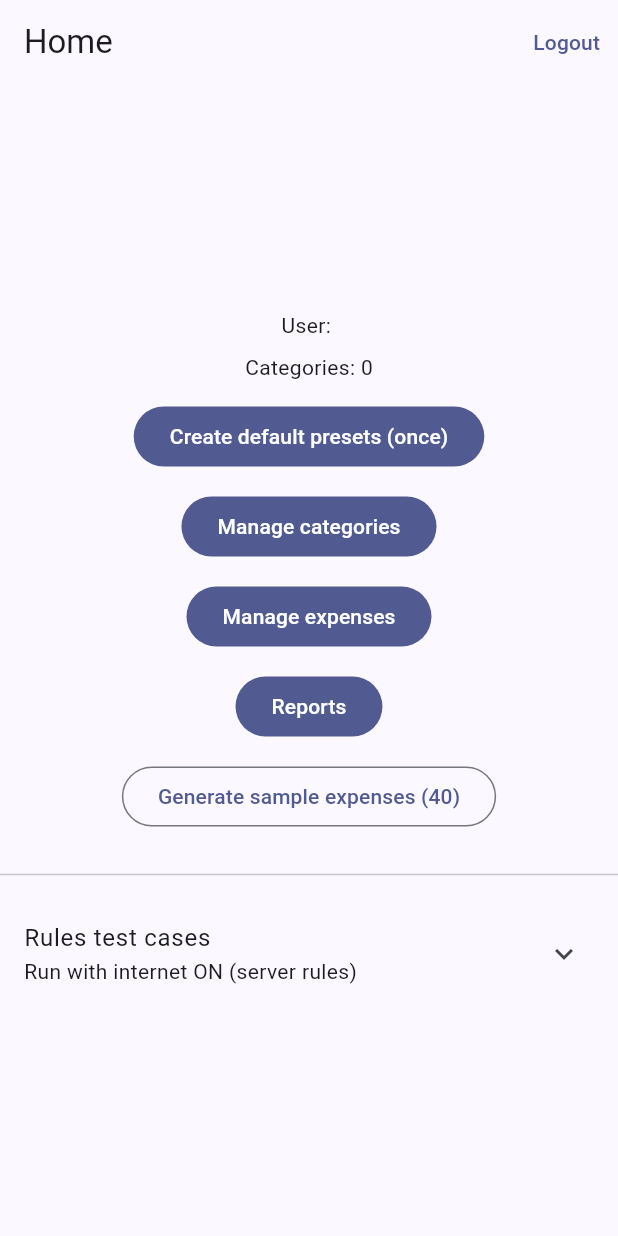
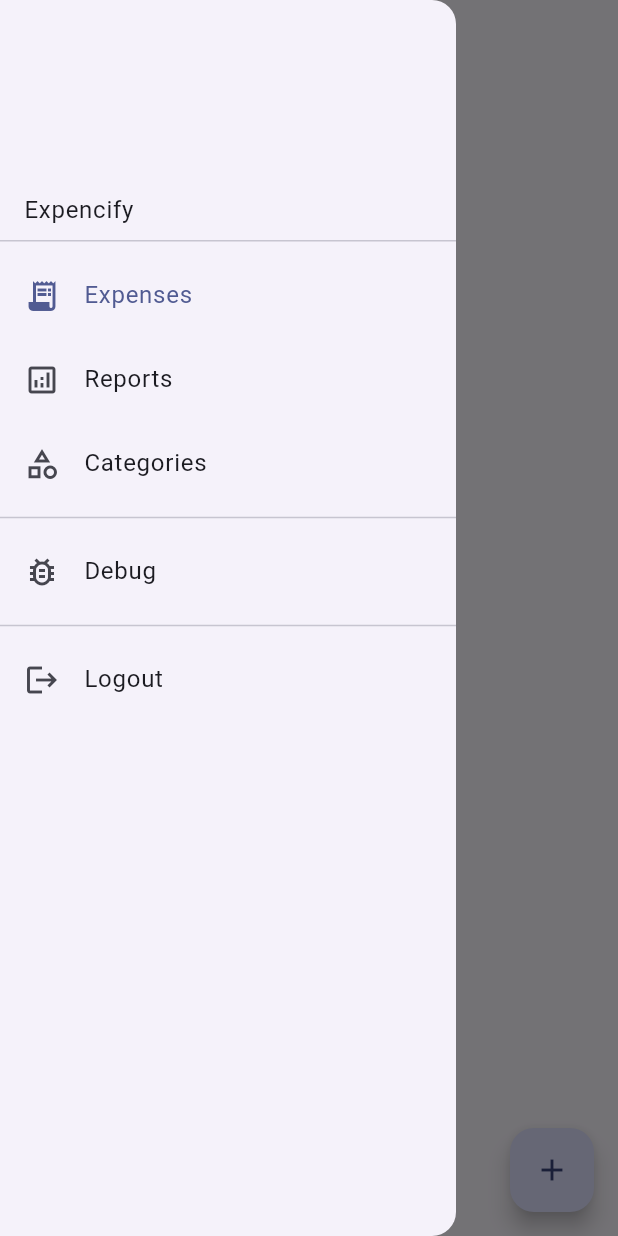
Before and after one commit to trunkovich/expencify, a Flutter app: the screen it shows once a user with an empty profile is signed in, with the side drawer open (before the commit the screen has no drawer), on a phone screen of 412 x 824 dp. Run offline on Flutter 3.47's test engine with Material 3 defaults, Android fonts, the phone set to English and light mode, and no system bars; our stand-ins replace cloud_firestore, firebase_auth, firebase_core, google_sign_in; accounts and stored records are empty.

Commit message:
Move expenses to home page, added side drawer

```diff
--- a/lib/auth/auth_gate.dart
+++ b/lib/auth/auth_gate.dart
@@ -1,7 +1,7 @@
 import 'package:firebase_auth/firebase_auth.dart';
 import 'package:flutter/material.dart';
 
-import '../home/home_screen.dart';
+import '../expenses/expenses_screen.dart';
 import '../login/login_screen.dart';
 
 class AuthGate extends StatelessWidget {
@@ -23,7 +23,7 @@ class AuthGate extends StatelessWidget {
           return const LoginScreen();
         }
 
-        return const HomeScreen();
+        return ExpensesScreen();
       },
     );
   }
--- a/lib/categories/categories_screen.dart
+++ b/lib/categories/categories_screen.dart
@@ -7,6 +7,7 @@ import '../services/categories_repository.dart';
 import '../shared/firebase_error_mapper.dart';
 import '../shared/firestore_list_snapshot.dart';
 import '../shared/snackbars.dart';
+import '../navigation/app_drawer.dart';
 
 class CategoriesScreen extends StatefulWidget {
   const CategoriesScreen({super.key});
@@ -168,6 +169,7 @@ class _CategoriesScreenState extends State<CategoriesScreen> {
         title: const Text('Categories'),
         actions: const [],
       ),
+      drawer: const AppDrawer(currentRoute: AppRoutes.categories),
       body: StreamBuilder<FirestoreListSnapshot<Category>>(
         stream: _repo.watchCategories(uid),
         builder: (context, snapshot) {
--- a/lib/expenses/expenses_screen.dart
+++ b/lib/expenses/expenses_screen.dart
@@ -8,6 +8,7 @@ import '../services/categories_repository.dart';
 import '../services/expenses_repository.dart';
 import '../shared/firebase_error_mapper.dart';
 import '../shared/firestore_list_snapshot.dart';
+import '../navigation/app_drawer.dart';
 import 'add_edit_expense_screen.dart';
 
 class ExpensesScreen extends StatelessWidget {
@@ -27,6 +28,7 @@ class ExpensesScreen extends StatelessWidget {
       appBar: AppBar(
         title: const Text('Expenses'),
       ),
+      drawer: const AppDrawer(currentRoute: AppRoutes.expenses),
       floatingActionButton: FloatingActionButton(
         onPressed: () => Navigator.of(context).push(
           MaterialPageRoute<void>(
--- a/lib/home/home_screen.dart
+++ /dev/null
@@ -1,273 +0,0 @@
-import 'package:cloud_firestore/cloud_firestore.dart';
-import 'package:firebase_auth/firebase_auth.dart';
-import 'package:flutter/material.dart';
-
-import '../categories/categories_screen.dart';
-import '../expenses/expenses_screen.dart';
-import '../reports/reports_screen.dart';
-import '../services/categories_repository.dart';
-import '../services/firestore_paths.dart';
-import '../services/firestore_service.dart';
-import '../shared/firebase_error_mapper.dart';
-import '../shared/snackbars.dart';
-
-class HomeScreen extends StatefulWidget {
-  const HomeScreen({super.key});
-
-  @override
-  State<HomeScreen> createState() => _HomeScreenState();
-}
-
-class _HomeScreenState extends State<HomeScreen> {
-  final _service = FirestoreService();
-  final _categoriesRepo = CategoriesRepository();
-  final _firestore = FirebaseFirestore.instance;
-
-  String get _uid => FirebaseAuth.instance.currentUser!.uid;
-
-  Future<void> _seedExpenses({int count = 40}) async {
-    await _runTest('seed $count expenses', () async {
-      final categoriesSnap = await _firestore
-          .collection(FirestorePaths.categoriesCol(_uid))
-          .limit(200)
-          .get();
-      final categoryIds = categoriesSnap.docs.map((d) => d.id).toList(growable: false);
-      if (categoryIds.isEmpty) {
-        throw StateError('No categories found. Create presets first.');
-      }
-
-      final now = DateTime.now();
-      final batch = _firestore.batch();
-
-      for (var i = 0; i < count; i++) {
-        final createdAt = Timestamp.now();
-        final daysAgo = i % 35; // spread over ~1 month
-        final date = DateTime(now.year, now.month, now.day)
-            .subtract(Duration(days: daysAgo))
-            .add(Duration(hours: (i * 3) % 24, minutes: (i * 7) % 60));
-
-        final categoryId = categoryIds[i % categoryIds.length];
-        final amount = ((i * 137) % 4900) / 100 + 1; // 1.00..50.00-ish
-        final id = _firestore.collection('tmp').doc().id;
-
-        final ref = _firestore.doc(FirestorePaths.expenseDoc(_uid, id));
-        batch.set(ref, <String, Object?>{
-          'amount': amount,
-          'currency': 'USD',
-          'date': Timestamp.fromDate(date),
-          'categoryId': categoryId,
-          'note': i % 4 == 0 ? 'seed #$i' : null,
-          'createdAt': createdAt,
-          'updatedAt': createdAt,
-        });
-      }
-
-      await batch.commit();
-    });
-  }
-
-  Future<void> _runTest(String name, Future<void> Function() action) async {
-    try {
-      await action();
-      if (!mounted) return;
-      Snackbars.showMessage(context, 'PASS: $name');
-    } catch (e) {
-      if (!mounted) return;
-      Snackbars.showMessage(context, 'FAIL: $name → ${FirebaseErrorMapper.message(e)}');
-    }
-  }
-
-  Future<void> _testWriteOtherUserCategory() {
-    return _runTest('write category to other uid (should FAIL)', () async {
-      final now = Timestamp.now();
-      await _firestore.doc('users/other-user/categories/rules_probe').set(<String, Object?>{
-        'name': 'Should fail',
-        'emoji': '🚫',
-        'sortOrder': 0,
-        'createdAt': now,
-        'updatedAt': now,
-      });
-    });
-  }
-
-  Future<void> _testInvalidCategorySchema() {
-    return _runTest('invalid category schema (should FAIL)', () async {
-      final now = Timestamp.now();
-      await _firestore
-          .doc('users/$_uid/categories/rules_probe_invalid_schema')
-          .set(<String, Object?>{
-        'name': 'Bad category',
-        'sortOrder': 'not-an-int',
-        'createdAt': now,
-        'updatedAt': now,
-      });
-    });
-  }
-
-  Future<void> _testInvalidExpenseSchema() {
-    return _runTest('invalid expense schema (should FAIL)', () async {
-      final now = Timestamp.now();
-      await _firestore
-          .doc('users/$_uid/expenses/rules_probe_invalid_schema')
-          .set(<String, Object?>{
-        'amount': 'abc',
-        'currency': 'US',
-        'date': now,
-        'categoryId': 'some-category',
-        'createdAt': now,
-        'updatedAt': now,
-      });
-    });
-  }
-
-  Future<void> _testExtraFieldDenied() {
-    return _runTest('extra field denied (should FAIL)', () async {
-      final now = Timestamp.now();
-      await _firestore
-          .doc('users/$_uid/categories/rules_probe_extra_field')
-          .set(<String, Object?>{
-        'name': 'Extra field',
-        'sortOrder': 1,
-        'createdAt': now,
-        'updatedAt': now,
-        'hacker': true,
-      });
-    });
-  }
-
-  Future<void> _testValidCategoryRoundtrip() {
-    return _runTest('valid category write/delete (should PASS)', () async {
-      final now = Timestamp.now();
-      final id = 'rules_probe_ok_${now.millisecondsSinceEpoch}';
-      final ref = _firestore.doc('users/$_uid/categories/$id');
-      await ref.set(<String, Object?>{
-        'name': 'Rules OK',
-        'emoji': '✅',
-        'sortOrder': 999999,
-        'createdAt': now,
-        'updatedAt': now,
-      });
-      await ref.delete();
-    });
-  }
-
-  @override
-  Widget build(BuildContext context) {
-    final uid = FirebaseAuth.instance.currentUser?.uid;
-    final email = FirebaseAuth.instance.currentUser?.email;
-
-    return Scaffold(
-      appBar: AppBar(
-        title: const Text('Home'),
-        actions: [
-          TextButton(
-            onPressed: () => FirebaseAuth.instance.signOut(),
-            child: const Text('Logout'),
-          ),
-        ],
-      ),
-      body: Center(
-        child: uid == null
-            ? const Text('No user (unexpected)')
-            : StreamBuilder<int>(
-                stream: _service.watchCategoriesCount(uid),
-                builder: (context, snapshot) {
-                  if (snapshot.hasError) {
-                    return Padding(
-                      padding: const EdgeInsets.all(16),
-                      child: Text(FirebaseErrorMapper.message(snapshot.error!)),
-                    );
-                  }
-                  if (!snapshot.hasData) {
-                    return const CircularProgressIndicator();
-                  }
-
-                  final count = snapshot.data!;
-                  return Column(
-                    mainAxisSize: MainAxisSize.min,
-                    children: [
-                      Text('User: ${email ?? uid}'),
-                      const SizedBox(height: 8),
-                      Text('Categories: $count'),
-                      const SizedBox(height: 12),
-                      FilledButton(
-                        onPressed: () => _categoriesRepo.ensureDefaultPresets(uid),
-                        child: const Text('Create default presets (once)'),
-                      ),
-                      const SizedBox(height: 12),
-                      FilledButton(
-                        onPressed: () => Navigator.of(context).push(
-                          MaterialPageRoute<void>(
-                            builder: (_) => const CategoriesScreen(),
-                          ),
-                        ),
-                        child: const Text('Manage categories'),
-                      ),
-                      const SizedBox(height: 12),
-                      FilledButton(
-                        onPressed: () => Navigator.of(context).push(
-                          MaterialPageRoute<void>(
-                            builder: (_) => ExpensesScreen(),
-                          ),
-                        ),
-                        child: const Text('Manage expenses'),
-                      ),
-                      const SizedBox(height: 12),
-                      FilledButton(
-                        onPressed: () => Navigator.of(context).push(
-                          MaterialPageRoute<void>(
-                            builder: (_) => const ReportsScreen(),
-                          ),
-                        ),
-                        child: const Text('Reports'),
-                      ),
-                      const SizedBox(height: 12),
-                      OutlinedButton(
-                        onPressed: () => _seedExpenses(count: 40),
-                        child: const Text('Generate sample expenses (40)'),
-                      ),
-                      const SizedBox(height: 20),
-                      const Divider(),
-                      const SizedBox(height: 8),
-                      ConstrainedBox(
-                        constraints: const BoxConstraints(maxWidth: 520),
-                        child: ExpansionTile(
-                          title: const Text('Rules test cases'),
-                          subtitle: const Text('Run with internet ON (server rules)'),
-                          childrenPadding: const EdgeInsets.all(12),
-                          children: [
-                            FilledButton.tonal(
-                              onPressed: _testValidCategoryRoundtrip,
-                              child: const Text('PASS: valid category write/delete'),
-                            ),
-                            const SizedBox(height: 8),
-                            FilledButton.tonal(
-                              onPressed: _testWriteOtherUserCategory,
-                              child: const Text('FAIL: write category to other uid'),
-                            ),
-                            const SizedBox(height: 8),
-                            FilledButton.tonal(
-                              onPressed: _testInvalidCategorySchema,
-                              child: const Text('FAIL: invalid category schema'),
-                            ),
-                            const SizedBox(height: 8),
-                            FilledButton.tonal(
-                              onPressed: _testInvalidExpenseSchema,
-                              child: const Text('FAIL: invalid expense schema'),
-                            ),
-                            const SizedBox(height: 8),
-                            FilledButton.tonal(
-                              onPressed: _testExtraFieldDenied,
-                              child: const Text('FAIL: extra field denied'),
-                            ),
-                          ],
-                        ),
-                      ),
-                    ],
-                  );
-                },
-              ),
-      ),
-    );
-  }
-}
--- a/lib/main.dart
+++ b/lib/main.dart
@@ -3,6 +3,11 @@ import 'package:flutter/material.dart';
 
 import 'firebase_options.dart';
 import 'auth/auth_gate.dart';
+import 'categories/categories_screen.dart';
+import 'debug/debug_screen.dart';
+import 'expenses/expenses_screen.dart';
+import 'navigation/app_drawer.dart';
+import 'reports/reports_screen.dart';
 
 Future<void> main() async {
   WidgetsFlutterBinding.ensureInitialized();
@@ -22,6 +27,12 @@ class MyApp extends StatelessWidget {
       theme: ThemeData(
         colorScheme: ColorScheme.fromSeed(seedColor: Colors.indigo),
       ),
+      routes: {
+        AppRoutes.expenses: (_) => ExpensesScreen(),
+        AppRoutes.reports: (_) => const ReportsScreen(),
+        AppRoutes.categories: (_) => const CategoriesScreen(),
+        AppRoutes.debug: (_) => const DebugScreen(),
+      },
       home: const AuthGate(),
     );
   }
--- /dev/null
+++ b/lib/navigation/app_drawer.dart
@@ -0,0 +1,80 @@
+import 'package:flutter/material.dart';
+import 'package:firebase_auth/firebase_auth.dart';
+
+class AppDrawer extends StatelessWidget {
+  const AppDrawer({
+    required this.currentRoute,
+    super.key,
+  });
+
+  final String currentRoute;
+
+  void _go(BuildContext context, String route) {
+    if (route == currentRoute) {
+      Navigator.of(context).pop(); // close drawer
+      return;
+    }
+    Navigator.of(context).pushReplacementNamed(route);
+  }
+
+  @override
+  Widget build(BuildContext context) {
+    return Drawer(
+      child: SafeArea(
+        child: ListView(
+          children: [
+            const DrawerHeader(
+              child: Align(
+                alignment: Alignment.bottomLeft,
+                child: Text('Expencify'),
+              ),
+            ),
+            ListTile(
+              leading: const Icon(Icons.receipt_long),
+              title: const Text('Expenses'),
+              selected: currentRoute == AppRoutes.expenses,
+              onTap: () => _go(context, AppRoutes.expenses),
+            ),
+            ListTile(
+              leading: const Icon(Icons.analytics_outlined),
+              title: const Text('Reports'),
+              selected: currentRoute == AppRoutes.reports,
+              onTap: () => _go(context, AppRoutes.reports),
+            ),
+            ListTile(
+              leading: const Icon(Icons.category_outlined),
+              title: const Text('Categories'),
+              selected: currentRoute == AppRoutes.categories,
+              onTap: () => _go(context, AppRoutes.categories),
+            ),
+            const Divider(),
+            ListTile(
+              leading: const Icon(Icons.bug_report_outlined),
+              title: const Text('Debug'),
+              selected: currentRoute == AppRoutes.debug,
+              onTap: () => _go(context, AppRoutes.debug),
+            ),
+            const Divider(),
+            ListTile(
+              leading: const Icon(Icons.logout),
+              title: const Text('Logout'),
+              onTap: () async {
+                Navigator.of(context).pop(); // close drawer
+                await FirebaseAuth.instance.signOut();
+              },
+            ),
+          ],
+        ),
+      ),
+    );
+  }
+}
+
+class AppRoutes {
+  AppRoutes._();
+
+  static const expenses = '/expenses';
+  static const reports = '/reports';
+  static const categories = '/categories';
+  static const debug = '/debug';
+}
--- a/lib/reports/reports_screen.dart
+++ b/lib/reports/reports_screen.dart
@@ -7,6 +7,7 @@ import '../services/categories_repository.dart';
 import '../services/expenses_repository.dart';
 import '../shared/firebase_error_mapper.dart';
 import '../shared/firestore_list_snapshot.dart';
+import '../navigation/app_drawer.dart';
 
 enum ReportsRange { today, week, month }
 
@@ -35,6 +36,7 @@ class _ReportsScreenState extends State<ReportsScreen> {
 
     return Scaffold(
       appBar: AppBar(title: const Text('Reports')),
+      drawer: const AppDrawer(currentRoute: AppRoutes.reports),
       body: SafeArea(
         minimum: const EdgeInsets.all(16),
         child: Column(
```
Also changed, not shown: lib/debug/debug_screen.dart (added, +205 -0 lines).
